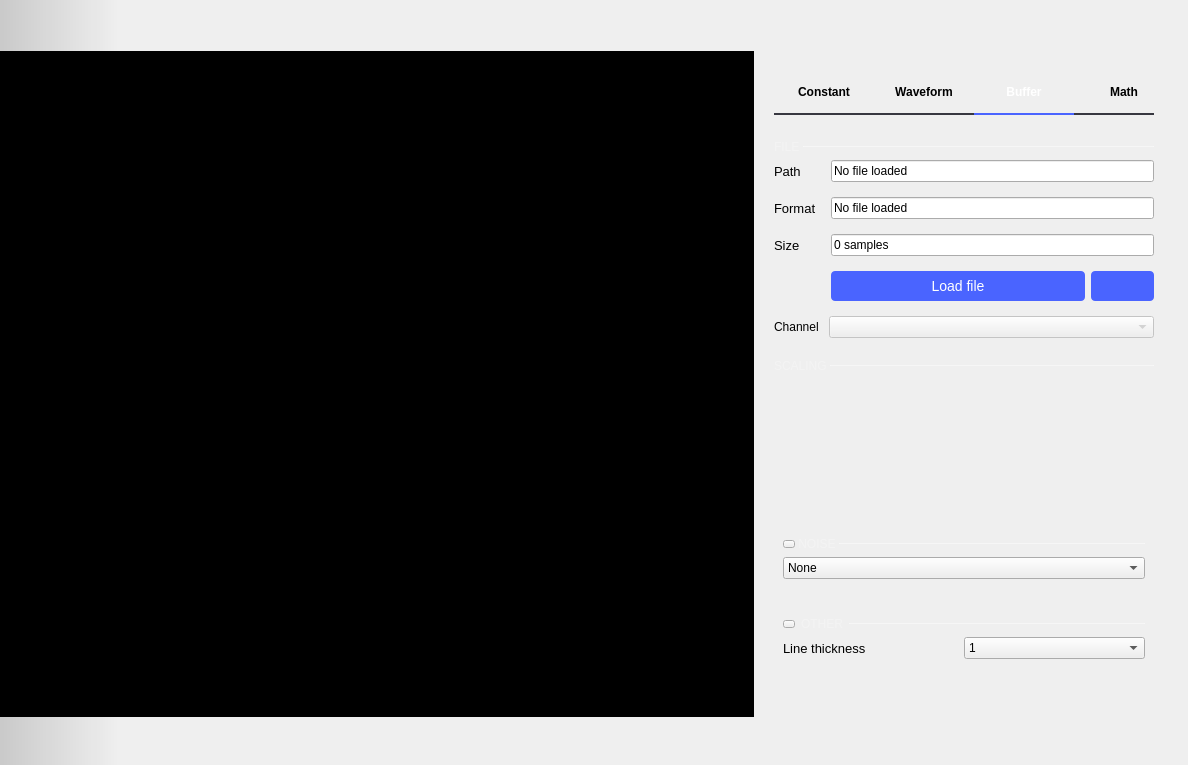
The window that ui/signal_generator.ui (analogdevicesinc/scopy) describes before a commit, drawn with Qt 5.
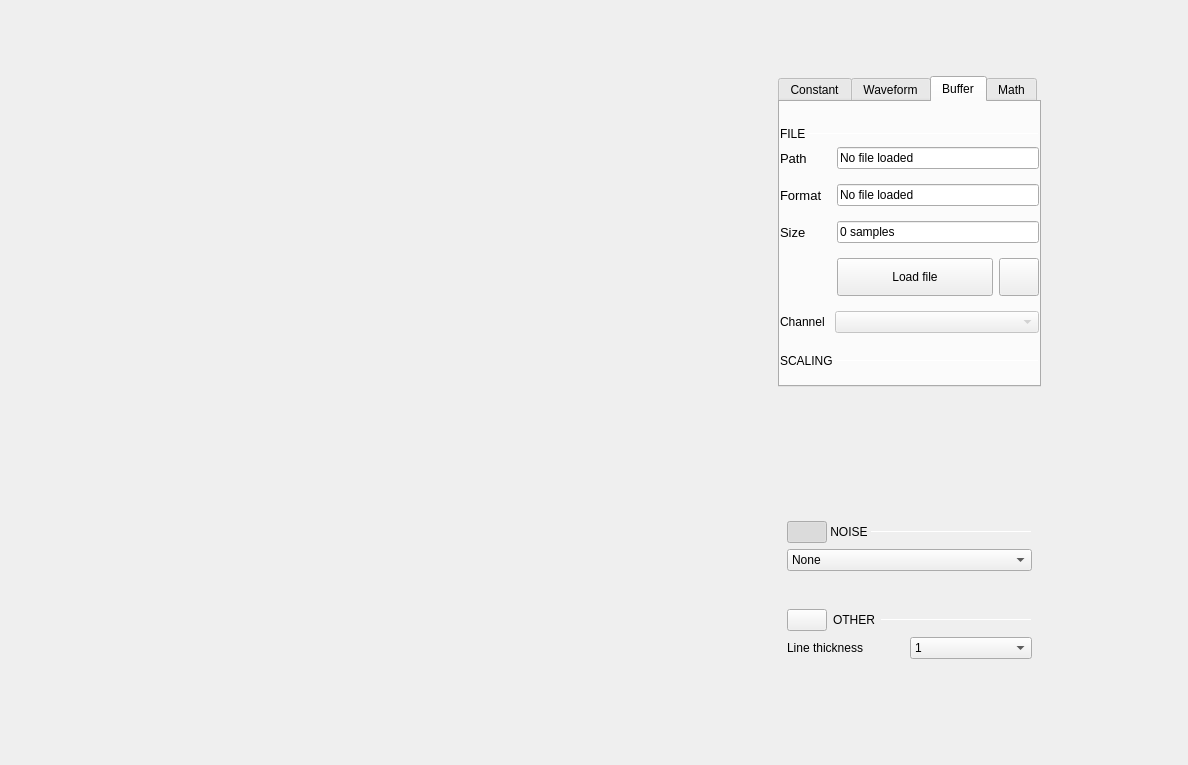
The same window after the commit. The open tabs and pages were chosen to show the change. Icons and pictures are not drawn. Custom widgets are drawn as their Qt base class.

```diff
--- a/ui/signal_generator.ui
+++ b/ui/signal_generator.ui
@@ -37,11 +37,6 @@
    </property>
    <item>
     <widget class="adiscope::DetachDragZone" name="mainWidget" native="true">
-     <property name="styleSheet">
-      <string notr="true">#mainWidget {
-background-color: qlineargradient(spread:pad, x1:0, y1:0, x2:0.1, y2:0, stop:0 rgba(0, 0, 0, 40), stop:1 transparent);
-}</string>
-     </property>
      <layout class="QVBoxLayout" name="verticalLayout_2">
       <property name="spacing">
        <number>0</number>
@@ -104,8 +99,8 @@
         </property>
         <item>
          <widget class="QWidget" name="plot_and_notes" native="true">
-          <property name="styleSheet">
-           <string notr="true">background-color: rgb(0, 0, 0);</string>
+          <property name="plot_container" stdset="0">
+           <bool>true</bool>
           </property>
           <layout class="QVBoxLayout" name="plot">
            <property name="spacing">
@@ -197,7 +192,7 @@
                <rect>
                 <x>0</x>
                 <y>0</y>
-                <width>380</width>
+                <width>314</width>
                 <height>597</height>
                </rect>
               </property>
@@ -238,26 +233,7 @@
                   </sizepolicy>
                  </property>
                  <property name="styleSheet">
-                  <string notr="true">/* QTabsWidgets */
-QTabWidget::pane {
-  border-top: 0px;
-}
-QTabBar::tab {
-  min-width: 100px;
-  min-height: 32px;
-  padding-bottom: 5px;
-  font: bold;
-}
-QTabBar::tab:!selected {
-  border-bottom: 2px solid rgba(55, 55, 64);
-  margin-top: 0px;
-}
-QTabBar::tab:selected {
-  color: white;
-  border-bottom: 2px solid rgba(74, 100, 255);
-  margin-top: 0px;
-}
-</string>
+                  <string notr="true"/>
                  </property>
                  <property name="currentIndex">
                   <number>1</number>
@@ -566,12 +542,6 @@
                          <verstretch>0</verstretch>
                         </sizepolicy>
                        </property>
-                       <property name="styleSheet">
-                        <string notr="true">  QLabel {
-        font-size: 12px;
-        color: rgba(255, 255, 255, 70);
-    }</string>
-                       </property>
                        <property name="text">
                         <string>FILE </string>
                        </property>
@@ -591,9 +561,6 @@
                          <height>1</height>
                         </size>
                        </property>
-                       <property name="styleSheet">
-                        <string notr="true">border: 1px solid rgba(255, 255, 255, 70);</string>
-                       </property>
                        <property name="orientation">
                         <enum>Qt::Horizontal</enum>
                        </property>
@@ -765,29 +732,13 @@
                             </property>
                             <property name="styleSheet">
                              <string notr="true">QPushButton{
-
-/*height: 128px;
-width: 128px;
-background-image: url(:/icons/floppy.svg);*/
 background-position: center center;
 background-repeat: no-repeat;
-background-color: #4a64ff;
   height: 30px;
-  border-radius: 4px;
-  
-  font-size: 14px;
   font-weight: normal;
   font-style: normal;
   text-align: center;
-  color: #ffffff;
-}
-
-
-QPushButton:hover
-{
-	 background-color: #4a34ff;
-}
-</string>
+}</string>
                             </property>
                             <property name="text">
                              <string>Load file</string>
@@ -805,29 +756,16 @@
                             <property name="styleSheet">
                              <string notr="true">QPushButton{
 
-/*height: 128px;
-width: 128px;*/
 image: url(:/icons/refresh.svg);
 
 background-position: center center;
 background-repeat: no-repeat;
-background-color: #4a64ff;
   height: 30px;
-  border-radius: 4px;
-  
-  font-size: 14px;
+
   font-weight: normal;
   font-style: normal;
   text-align: center;
-  color: #ffffff;
-}
-
-
-QPushButton:hover
-{
-	 background-color: #4a34ff;
-}
-</string>
+}</string>
                             </property>
                             <property name="text">
                              <string/>
@@ -893,12 +831,6 @@
                          <verstretch>0</verstretch>
                         </sizepolicy>
                        </property>
-                       <property name="styleSheet">
-                        <string notr="true">  QLabel {
-        font-size: 12px;
-        color: rgba(255, 255, 255, 70);
-    }</string>
-                       </property>
                        <property name="text">
                         <string>SCALING </string>
                        </property>
@@ -918,9 +850,6 @@
                          <height>1</height>
                         </size>
                        </property>
-                       <property name="styleSheet">
-                        <string notr="true">border: 1px solid rgba(255, 255, 255, 70);</string>
-                       </property>
                        <property name="orientation">
                         <enum>Qt::Horizontal</enum>
                        </property>
@@ -1040,19 +969,7 @@
                     <item>
                      <widget class="QPushButton" name="btnNoiseCollapse">
                       <property name="styleSheet">
-                       <string notr="true">QPushButton {
-  max-height: 6px;
-  max-width: 10px;
-  border-image: url(:/icons/sba_cmb_box_arrow.svg);
-}
-
-QPushButton:checked
-{
-  max-height: 10px;
-  max-width:  6px;
-border-image: url(:/icons/sba_cmb_box_arrow_right.svg);
-}
-</string>
+                       <string notr="true"/>
                       </property>
                       <property name="text">
                        <string/>
@@ -1061,7 +978,10 @@
                        <bool>true</bool>
                       </property>
                       <property name="checked">
-                       <bool>false</bool>
+                       <bool>true</bool>
+                      </property>
+                      <property name="subsection_arrow_button" stdset="0">
+                       <bool>true</bool>
                       </property>
                      </widget>
                     </item>
@@ -1073,12 +993,6 @@
                         <verstretch>0</verstretch>
                        </sizepolicy>
                       </property>
-                      <property name="styleSheet">
-                       <string notr="true">  QLabel {
-        font-size: 12px;
-        color: rgba(255, 255, 255, 70);
-    }</string>
-                      </property>
                       <property name="text">
                        <string> NOISE </string>
                       </property>
@@ -1104,9 +1018,6 @@
                         <height>1</height>
                        </size>
                       </property>
-                      <property name="styleSheet">
-                       <string notr="true">border: 1px solid rgba(255, 255, 255, 70);</string>
-                      </property>
                       <property name="orientation">
                        <enum>Qt::Horizontal</enum>
                       </property>
@@ -1205,24 +1116,10 @@
                       </property>
                       <property name="maximumSize">
                        <size>
-                        <width>10</width>
-                        <height>6</height>
+                        <width>16777215</width>
+                        <height>16777215</height>
                        </size>
                       </property>
-                      <property name="styleSheet">
-                       <string notr="true">QPushButton {
-  max-height: 6px;
-  max-width: 10px;
-border-image: url(:/icons/sba_cmb_box_arrow_right.svg);
-}
-
-QPushButton:checked
-{
-  max-height: 10px;
-  max-width:  6px;
-  border-image: url(:/icons/sba_cmb_box_arrow.svg);
-}</string>
-                      </property>
                       <property name="text">
                        <string/>
                       </property>
@@ -1236,12 +1133,6 @@
                     </item>
                     <item>
                      <widget class="QLabel" name="label_8">
-                      <property name="styleSheet">
-                       <string notr="true">  QLabel {
-        font-size: 12px;
-        color: rgba(255, 255, 255, 70);
-    }</string>
-                      </property>
                       <property name="text">
                        <string>OTHER</string>
                       </property>
@@ -1267,9 +1158,6 @@
                         <height>1</height>
                        </size>
                       </property>
-                      <property name="styleSheet">
-                       <string notr="true">border: 1px solid rgba(255, 255, 255, 70);</string>
-                      </property>
                       <property name="orientation">
                        <enum>Qt::Horizontal</enum>
                       </property>
@@ -1313,9 +1201,6 @@
                          </property>
                          <item>
                           <widget class="QLabel" name="label_10">
-                           <property name="styleSheet">
-                            <string notr="true">font-size: 13px;</string>
-                           </property>
                            <property name="text">
                             <string>Line thickness</string>
                            </property>
@@ -1459,18 +1344,18 @@
    <header>menu_anim.hpp</header>
    <container>1</container>
   </customwidget>
-  <customwidget>
-   <class>adiscope::RunSingleWidget</class>
-   <extends>QWidget</extends>
-   <header>runsinglewidget.h</header>
-   <container>1</container>
-  </customwidget>
   <customwidget>
    <class>adiscope::InstrumentNotes</class>
    <extends>QWidget</extends>
    <header>instrumentnotes.h</header>
    <container>1</container>
   </customwidget>
+  <customwidget>
+   <class>adiscope::RunSingleWidget</class>
+   <extends>QWidget</extends>
+   <header>runsinglewidget.h</header>
+   <container>1</container>
+  </customwidget>
   <customwidget>
    <class>adiscope::Math</class>
    <extends>QWidget</extends>
```
Left out of the diff: 51 changed lines with no effect on the pictures.
